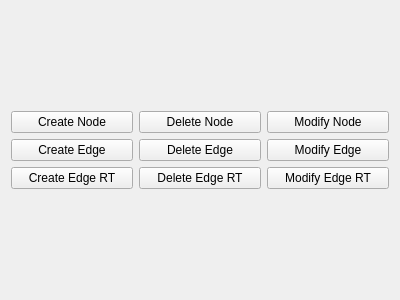
Above: agents/bullshit_publisher/src/bullshit_publisher.ui from jcalderon12/robocomp-insight before the change. Below: the same form after it.
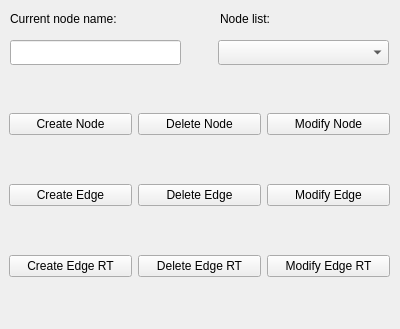
That is the form after the change.

Commit message: Autopilot now works with DSR problem node detection, bullshit_publisher now works with multi-node management and several bugs within mission_controller were also fixed (visual mission timers)!

```diff
--- a/agents/bullshit_publisher/src/bullshit_publisher.ui
+++ b/agents/bullshit_publisher/src/bullshit_publisher.ui
@@ -7,14 +7,73 @@
     <x>0</x>
     <y>0</y>
     <width>400</width>
-    <height>300</height>
+    <height>329</height>
    </rect>
   </property>
   <property name="windowTitle">
    <string>Form</string>
   </property>
-  <layout class="QGridLayout" name="gridLayout_2">
-   <item row="0" column="0">
+  <widget class="QLineEdit" name="node_name_text_box">
+   <property name="geometry">
+    <rect>
+     <x>10</x>
+     <y>40</y>
+     <width>171</width>
+     <height>25</height>
+    </rect>
+   </property>
+  </widget>
+  <widget class="QComboBox" name="node_name_list_box">
+   <property name="geometry">
+    <rect>
+     <x>218</x>
+     <y>40</y>
+     <width>171</width>
+     <height>25</height>
+    </rect>
+   </property>
+   <property name="minimumSize">
+    <size>
+     <width>150</width>
+     <height>0</height>
+    </size>
+   </property>
+  </widget>
+  <widget class="QLabel" name="node_name_text_label">
+   <property name="geometry">
+    <rect>
+     <x>10</x>
+     <y>10</y>
+     <width>161</width>
+     <height>17</height>
+    </rect>
+   </property>
+   <property name="text">
+    <string>Current node name:</string>
+   </property>
+  </widget>
+  <widget class="QLabel" name="node_name_list_label">
+   <property name="geometry">
+    <rect>
+     <x>220</x>
+     <y>10</y>
+     <width>161</width>
+     <height>17</height>
+    </rect>
+   </property>
+   <property name="text">
+    <string>Node list:</string>
+   </property>
+  </widget>
+  <widget class="QWidget" name="">
+   <property name="geometry">
+    <rect>
+     <x>9</x>
+     <y>70</y>
+     <width>381</width>
+     <height>251</height>
+    </rect>
+   </property>
     <layout class="QGridLayout" name="gridLayout">
      <item row="0" column="1">
       <widget class="QPushButton" name="delete_node_button">
@@ -80,8 +139,7 @@
       </widget>
      </item>
     </layout>
-   </item>
-  </layout>
+  </widget>
  </widget>
  <resources/>
  <connections/>
```
Left out of the diff: 54 changed lines with no effect on the pictures. Lines whose indentation alone changed are shown as unchanged. The commit also changes 4 other files.
